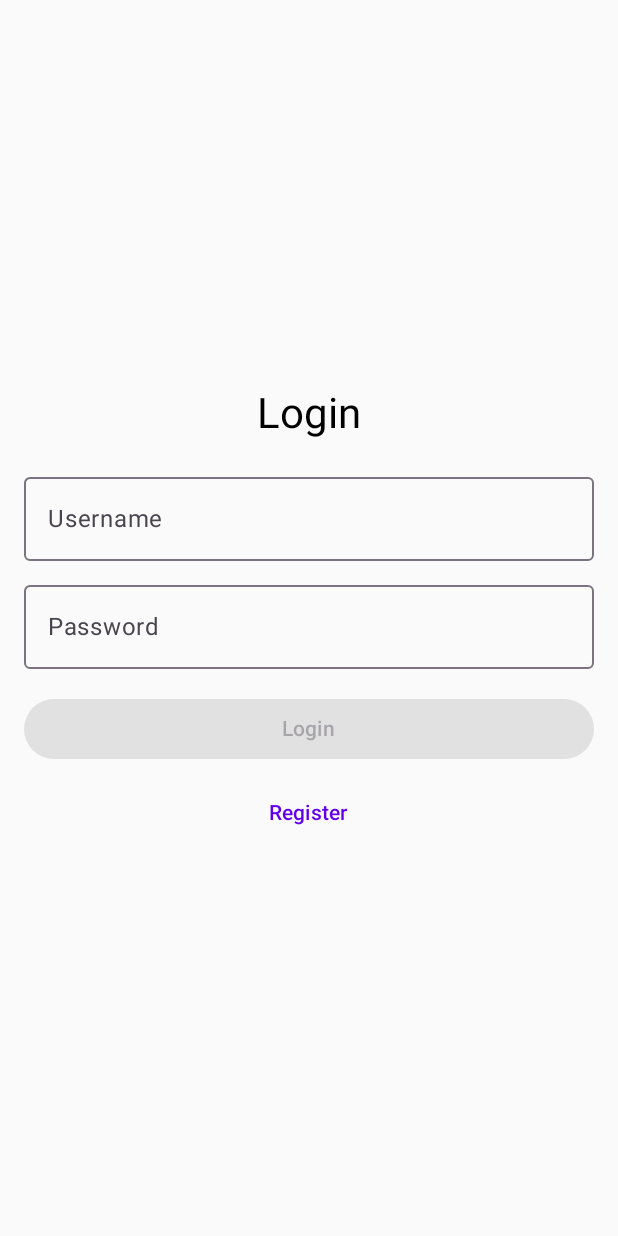
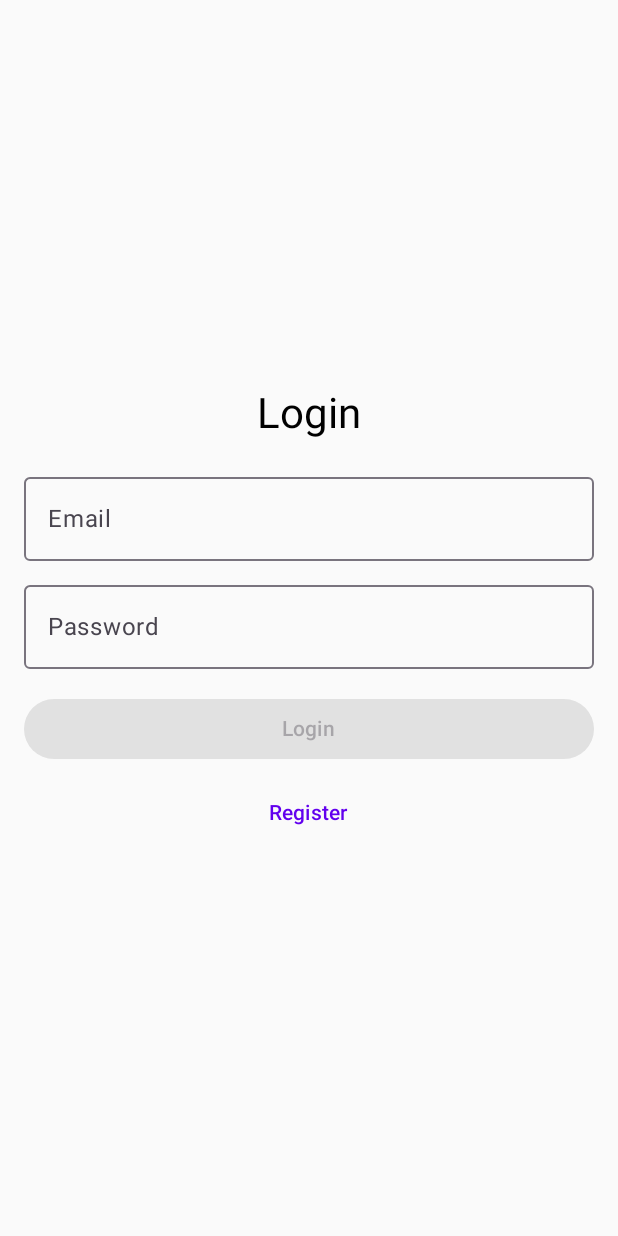
Before and after one commit to Artimary/BookingService, an Android app built with Jetpack Compose: the screen it shows after launch (MainActivity), on a phone screen of 412 x 824 dp. Run offline under Robolectric (Android 15) with nearby library versions, the phone set to English and light mode, and no system bars.

Commit message:
Updated UI.

```diff
--- a/app/src/main/java/com/example/bookingservice/ui/booking/CreateBookingScreen.kt
+++ b/app/src/main/java/com/example/bookingservice/ui/booking/CreateBookingScreen.kt
@@ -18,6 +18,9 @@ import com.example.bookingservice.data.api.BookingApi
 import com.example.bookingservice.data.api.CreateBookingRequest
 import com.example.bookingservice.data.repository.BookingRepository
 import com.example.bookingservice.viewmodel.AuthViewModel
+import com.example.bookingservice.data.api.UserApi
+import com.example.bookingservice.data.api.UpdateUserRequest
+import com.example.bookingservice.data.repository.UserRepository
 
 import java.time.LocalDateTime
 import java.time.format.DateTimeFormatter
--- a/app/src/main/java/com/example/bookingservice/ui/login/LoginScreen.kt
+++ b/app/src/main/java/com/example/bookingservice/ui/login/LoginScreen.kt
@@ -47,8 +47,8 @@ fun LoginScreen(
         OutlinedTextField(
             value = email,
             onValueChange = { email = it },
-            label = { Text("Username") },
-            modifier = Modifier.fillMaxWidth().testTag("UsernameField")
+            label = { Text("Email") },
+            modifier = Modifier.fillMaxWidth().testTag("EmailField")
         )
         Spacer(modifier = Modifier.height(8.dp))
 
```
